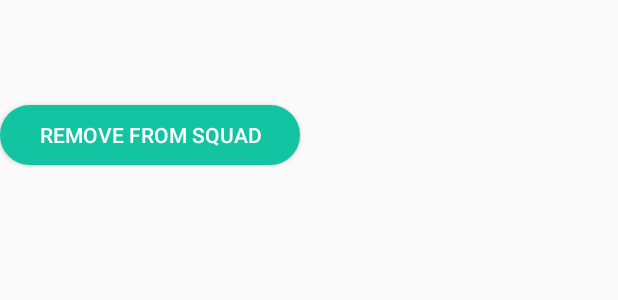
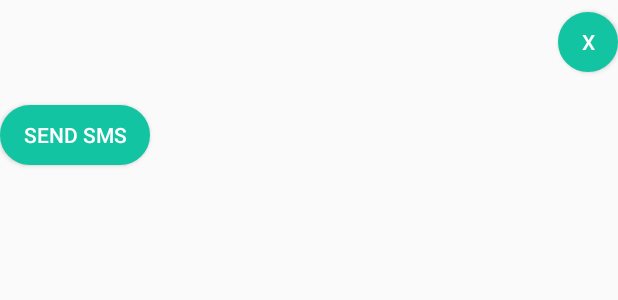
Before and after one commit to vishalkuo/philsTonight, an Android app: the layout squad_adapter_list.xml on its own in the app's theme, with its tools: preview values and no code run, on a phone screen of 412 x 824 dp. Shown: the top 300 px of the screen. Run offline under Robolectric (Android 15) with nearby library versions, the phone set to English and light mode, and no system bars.

Commit message:
Phil's Tonight

```diff
--- a/PhilsTonight/app/src/main/java/com/philstonight/Globals.java
+++ b/PhilsTonight/app/src/main/java/com/philstonight/Globals.java
@@ -4,6 +4,6 @@ package com.philstonight;
  * Created by vishalkuo on 15-09-19.
  */
 public class Globals {
-    public static final String philsTonight = "Phil's Tonight?";
+    public static final String philsTonight = "Phil's tonight?";
     public static final String PREFSNAME = "PREFS";
 }
--- a/PhilsTonight/app/src/main/res/layout/activity_main.xml
+++ b/PhilsTonight/app/src/main/res/layout/activity_main.xml
@@ -45,7 +45,6 @@
         android:layout_below="@id/contact_button"
         android:layout_width="wrap_content"
         android:paddingLeft="8dp"
-        android:paddingRight="8dp"
         android:divider="#FFFFFF"
         android:dividerHeight="4px"
         android:layout_above="@id/philsButton"
--- a/PhilsTonight/app/src/main/res/layout/squad_adapter_list.xml
+++ b/PhilsTonight/app/src/main/res/layout/squad_adapter_list.xml
@@ -1,5 +1,5 @@
 <?xml version="1.0" encoding="utf-8"?>
-<LinearLayout xmlns:android="http://schemas.android.com/apk/res/android"
+<RelativeLayout xmlns:android="http://schemas.android.com/apk/res/android"
     android:orientation="vertical" android:layout_width="match_parent"
     android:layout_height="match_parent"
     android:descendantFocusability="blocksDescendants">
@@ -12,19 +12,32 @@
         android:textSize="22dp"/>
     <TextView
         android:id="@+id/num"
+        android:layout_below="@id/contact"
         android:layout_width="fill_parent"
         android:layout_height="wrap_content"
         android:textSize="18dp"
         android:textColor="#FFF"
         />
     <Button
-        android:id = "@+id/deleteBtn"
-        android:layout_width="200dp"
+        android:id = "@+id/smsBtn"
+        android:layout_width="100dp"
         android:layout_height="40dp"
         android:layout_marginTop="8dp"
         android:textColor="#FFF"
-        android:text="Remove from Squad"
+        android:text="Send SMS"
         android:layout_marginBottom="8dp"
+        android:layout_below="@id/num"
+        android:background="@drawable/btn_selector"/>
+    <Button
+        android:id = "@+id/deleteBtn"
+        android:layout_width="40dp"
+        android:layout_height="40dp"
+        android:layout_marginTop="8dp"
+        android:textColor="#FFF"
+        android:text="X"
+        android:layout_marginBottom="8dp"
+        android:layout_alignRight="@id/num"
+        android:layout_alignParentEnd="true"
         android:background="@drawable/btn_selector"/>
 
-</LinearLayout>
+</RelativeLayout>
```
Also changed, not shown: PhilsTonight/app/src/main/java/com/philstonight/MainActivity.java (+1 -14 lines), PhilsTonight/app/src/main/java/com/philstonight/ViewAdapters/SquadAdapter.java (+12 -0 lines).
